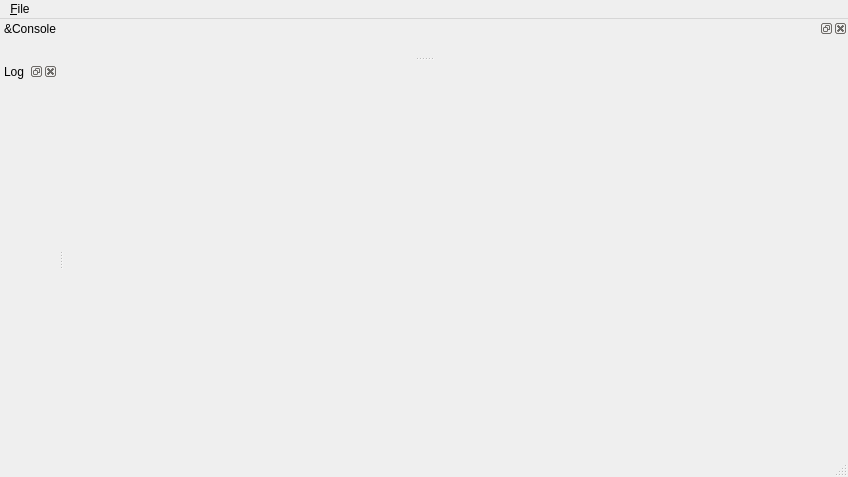
The window that tools/src/console/ui/mainwindow.ui (cyberegoorg/cetech) describes before a commit, drawn with Qt 5.
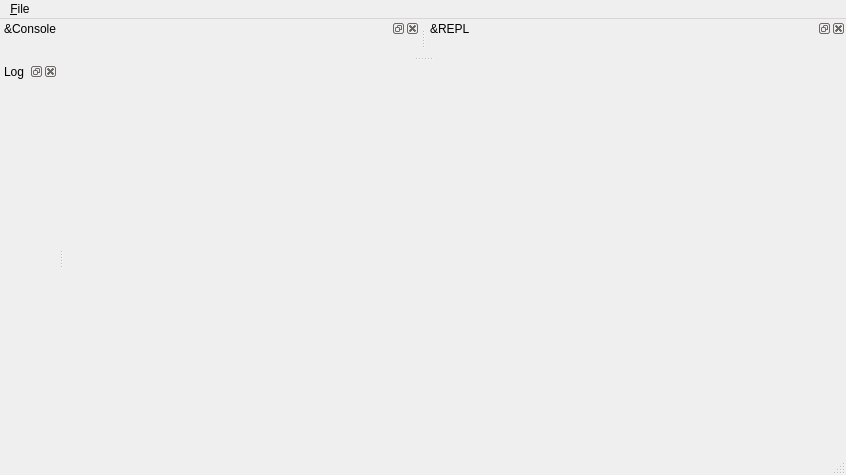
The same window after the commit.

The edit to the form file:
```diff
--- a/tools/src/console/ui/mainwindow.ui
+++ b/tools/src/console/ui/mainwindow.ui
@@ -6,8 +6,8 @@
    <rect>
     <x>0</x>
     <y>0</y>
-    <width>848</width>
-    <height>477</height>
+    <width>846</width>
+    <height>475</height>
    </rect>
   </property>
   <property name="windowTitle">
@@ -21,7 +21,7 @@
     <rect>
      <x>0</x>
      <y>0</y>
-     <width>848</width>
+     <width>846</width>
      <height>21</height>
     </rect>
    </property>
@@ -62,6 +62,15 @@
     <layout class="QVBoxLayout" name="verticalLayout_2"/>
    </widget>
   </widget>
+  <widget class="QDockWidget" name="repl_dock_widget">
+   <property name="windowTitle">
+    <string>&amp;REPL</string>
+   </property>
+   <attribute name="dockWidgetArea">
+    <number>4</number>
+   </attribute>
+   <widget class="QWidget" name="dockWidgetContents_2"/>
+  </widget>
   <action name="action_Quit">
    <property name="text">
     <string>&amp;Quit</string>
```
